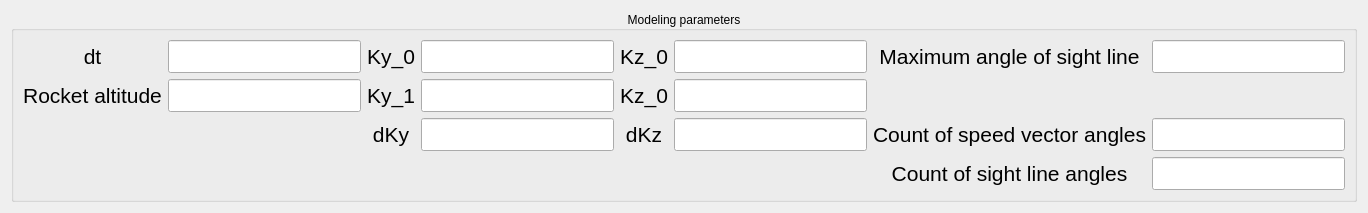
Qt form mainwindow/modelingframeparameters.ui (Yegres5/diploma) before a commit.
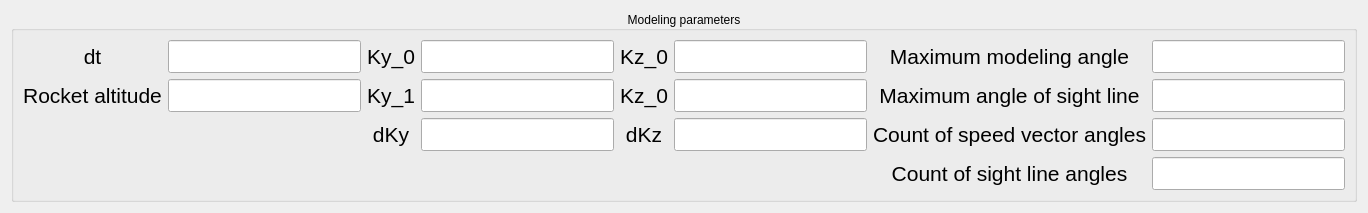
The same form after that commit.

```diff
--- a/mainwindow/modelingframeparameters.ui
+++ b/mainwindow/modelingframeparameters.ui
@@ -13,8 +13,8 @@
   <property name="windowTitle">
    <string>Frame</string>
   </property>
-  <layout class="QHBoxLayout" name="horizontalLayout">
-   <item>
+  <layout class="QGridLayout" name="gridLayout_2">
+   <item row="0" column="0">
     <widget class="QGroupBox" name="groupBox">
      <property name="sizePolicy">
       <sizepolicy hsizetype="Maximum" vsizetype="Maximum">
@@ -192,46 +192,6 @@
         </item>
        </layout>
       </item>
-      <item row="0" column="3">
-       <layout class="QHBoxLayout" name="horizontalLayout_sightMaxValue">
-        <item>
-         <widget class="QLabel" name="Label_sightMaxValue">
-          <property name="sizePolicy">
-           <sizepolicy hsizetype="Minimum" vsizetype="Fixed">
-            <horstretch>0</horstretch>
-            <verstretch>0</verstretch>
-           </sizepolicy>
-          </property>
-          <property name="font">
-           <font>
-            <pointsize>16</pointsize>
-           </font>
-          </property>
-          <property name="text">
-           <string>Maximum angle of sight line</string>
-          </property>
-          <property name="alignment">
-           <set>Qt::AlignCenter</set>
-          </property>
-         </widget>
-        </item>
-        <item>
-         <widget class="QLineEdit" name="lineEdit_sightMaxValue">
-          <property name="sizePolicy">
-           <sizepolicy hsizetype="Fixed" vsizetype="Fixed">
-            <horstretch>0</horstretch>
-            <verstretch>0</verstretch>
-           </sizepolicy>
-          </property>
-          <property name="font">
-           <font>
-            <pointsize>16</pointsize>
-           </font>
-          </property>
-         </widget>
-        </item>
-       </layout>
-      </item>
       <item row="3" column="1">
        <layout class="QHBoxLayout" name="horizontalLayout_dKy">
         <item>
@@ -472,6 +432,86 @@
         </item>
        </layout>
       </item>
+      <item row="1" column="3">
+       <layout class="QHBoxLayout" name="horizontalLayout_sightMaxValue">
+        <item>
+         <widget class="QLabel" name="Label_sightMaxValue">
+          <property name="sizePolicy">
+           <sizepolicy hsizetype="Minimum" vsizetype="Fixed">
+            <horstretch>0</horstretch>
+            <verstretch>0</verstretch>
+           </sizepolicy>
+          </property>
+          <property name="font">
+           <font>
+            <pointsize>16</pointsize>
+           </font>
+          </property>
+          <property name="text">
+           <string>Maximum angle of sight line</string>
+          </property>
+          <property name="alignment">
+           <set>Qt::AlignCenter</set>
+          </property>
+         </widget>
+        </item>
+        <item>
+         <widget class="QLineEdit" name="lineEdit_sightMaxValue">
+          <property name="sizePolicy">
+           <sizepolicy hsizetype="Fixed" vsizetype="Fixed">
+            <horstretch>0</horstretch>
+            <verstretch>0</verstretch>
+           </sizepolicy>
+          </property>
+          <property name="font">
+           <font>
+            <pointsize>16</pointsize>
+           </font>
+          </property>
+         </widget>
+        </item>
+       </layout>
+      </item>
+      <item row="0" column="3">
+       <layout class="QHBoxLayout" name="horizontalLayout_MaxModelingAngle">
+        <item>
+         <widget class="QLabel" name="Label_MaxModelingAngle">
+          <property name="sizePolicy">
+           <sizepolicy hsizetype="Minimum" vsizetype="Fixed">
+            <horstretch>0</horstretch>
+            <verstretch>0</verstretch>
+           </sizepolicy>
+          </property>
+          <property name="font">
+           <font>
+            <pointsize>16</pointsize>
+           </font>
+          </property>
+          <property name="text">
+           <string>Maximum modeling angle</string>
+          </property>
+          <property name="alignment">
+           <set>Qt::AlignCenter</set>
+          </property>
+         </widget>
+        </item>
+        <item>
+         <widget class="QLineEdit" name="lineEdit_MaxModelingAngle">
+          <property name="sizePolicy">
+           <sizepolicy hsizetype="Fixed" vsizetype="Fixed">
+            <horstretch>0</horstretch>
+            <verstretch>0</verstretch>
+           </sizepolicy>
+          </property>
+          <property name="font">
+           <font>
+            <pointsize>16</pointsize>
+           </font>
+          </property>
+         </widget>
+        </item>
+       </layout>
+      </item>
      </layout>
     </widget>
    </item>
```
